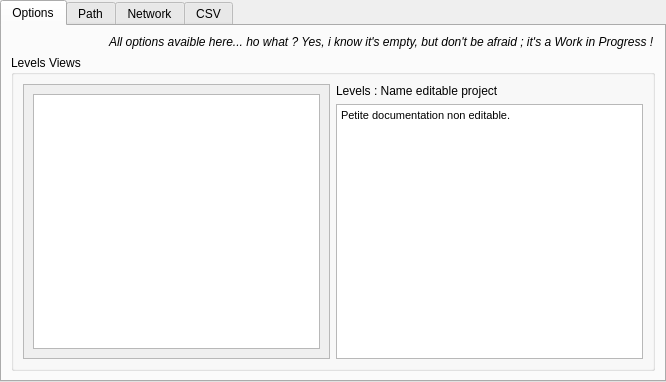
Before: the Qt Designer form BatchLightUE4/Views/WindowsSetupView.ui in shenyu0403/BatchBuildLightUE4, drawn with Qt 5.
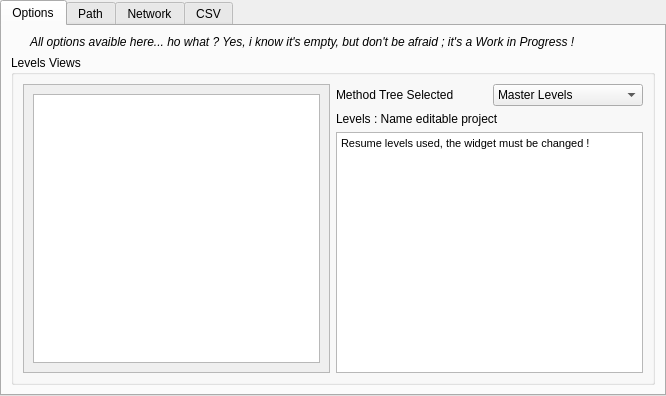
After: the same form once the commit is applied. Icons and pictures are not drawn.

Commit message: Edit the Tab panel, add a combo list and retweak the UI.

```diff
--- a/BatchLightUE4/Views/WindowsSetupView.ui
+++ b/BatchLightUE4/Views/WindowsSetupView.ui
@@ -7,7 +7,7 @@
     <x>0</x>
     <y>0</y>
     <width>666</width>
-    <height>382</height>
+    <height>396</height>
    </rect>
   </property>
   <property name="windowTitle">
@@ -20,7 +20,7 @@
    <attribute name="title">
     <string>Options</string>
    </attribute>
-   <layout class="QGridLayout" name="gridLayout">
+   <layout class="QFormLayout" name="formLayout">
     <item row="0" column="0">
      <widget class="QLabel" name="label_18">
       <property name="font">
@@ -55,6 +55,9 @@
       <property name="text">
        <string>All options avaible here... ho what ? Yes, i know it's empty, but don't be afraid ; it's a Work in Progress !</string>
       </property>
+      <property name="wordWrap">
+       <bool>true</bool>
+      </property>
       <property name="margin">
        <number>2</number>
       </property>
@@ -68,7 +71,9 @@
       <property name="title">
        <string>Levels Views</string>
       </property>
-      <layout class="QHBoxLayout" name="horizontalLayout_5">
+      <layout class="QHBoxLayout" name="horizontalLayout_7">
+       <item>
+        <layout class="QHBoxLayout" name="horizontalLayout_6">
        <item>
         <widget class="QScrollArea" name="scrollArea">
          <property name="widgetResizable">
@@ -79,8 +84,8 @@
            <rect>
             <x>0</x>
             <y>0</y>
-            <width>306</width>
-            <height>233</height>
+              <width>305</width>
+              <height>239</height>
            </rect>
           </property>
           <layout class="QHBoxLayout" name="horizontalLayout_4">
@@ -93,6 +98,34 @@
        </item>
        <item>
         <layout class="QVBoxLayout" name="verticalLayout">
+           <item>
+            <layout class="QHBoxLayout" name="horizontalLayout_5">
+             <item>
+              <widget class="QLabel" name="label_6">
+               <property name="layoutDirection">
+                <enum>Qt::LeftToRight</enum>
+               </property>
+               <property name="text">
+                <string>Method Tree Selected</string>
+               </property>
+              </widget>
+             </item>
+             <item>
+              <widget class="QComboBox" name="comboBox">
+               <item>
+                <property name="text">
+                 <string>Master Levels</string>
+                </property>
+               </item>
+               <item>
+                <property name="text">
+                 <string>Prefix Used</string>
+                </property>
+               </item>
+              </widget>
+             </item>
+            </layout>
+           </item>
          <item>
           <widget class="QLabel" name="label">
            <property name="text">
@@ -107,12 +140,14 @@
 &lt;html&gt;&lt;head&gt;&lt;meta name=&quot;qrichtext&quot; content=&quot;1&quot; /&gt;&lt;style type=&quot;text/css&quot;&gt;
 p, li { white-space: pre-wrap; }
 &lt;/style&gt;&lt;/head&gt;&lt;body style=&quot; font-family:'MS Shell Dlg 2'; font-size:8.25pt; font-weight:400; font-style:normal;&quot;&gt;
-&lt;p style=&quot; margin-top:0px; margin-bottom:0px; margin-left:0px; margin-right:0px; -qt-block-indent:0; text-indent:0px;&quot;&gt;Petite documentation non editable.&lt;/p&gt;&lt;/body&gt;&lt;/html&gt;</string>
+&lt;p style=&quot; margin-top:0px; margin-bottom:0px; margin-left:0px; margin-right:0px; -qt-block-indent:0; text-indent:0px;&quot;&gt;Resume levels used, the widget must be changed !&lt;/p&gt;&lt;/body&gt;&lt;/html&gt;</string>
            </property>
            <property name="textInteractionFlags">
             <set>Qt::NoTextInteraction</set>
            </property>
           </widget>
+           </item>
+          </layout>
          </item>
         </layout>
        </item>
```
Lines whose indentation alone changed are shown as unchanged. The commit also changes 1 other file.
